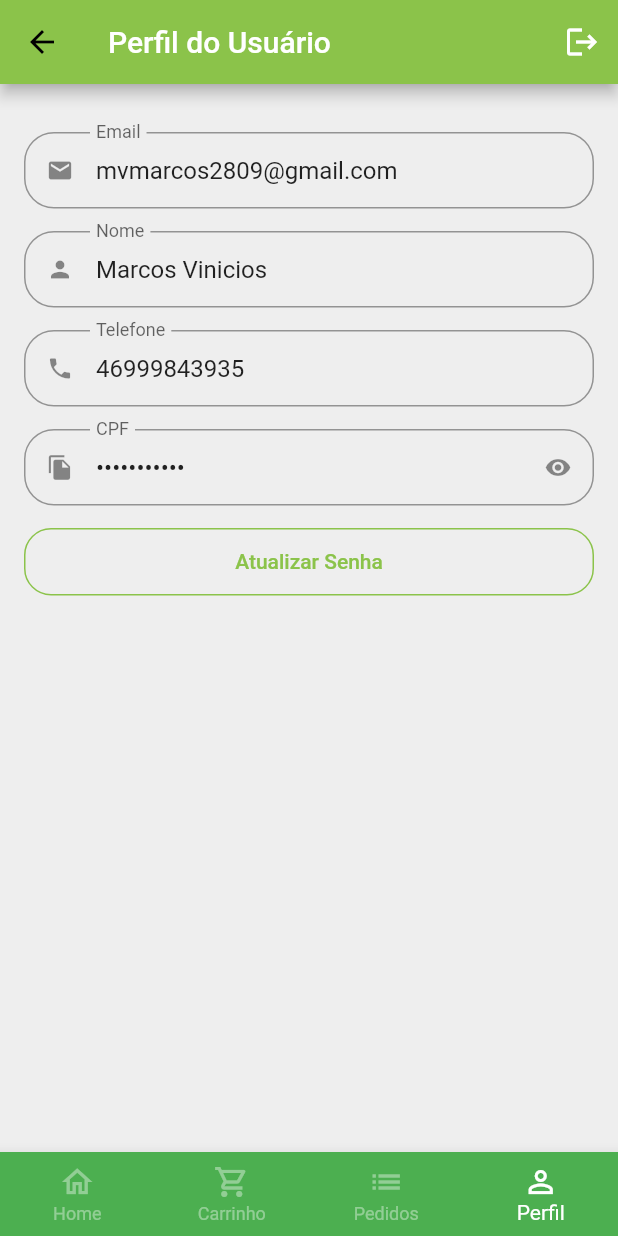
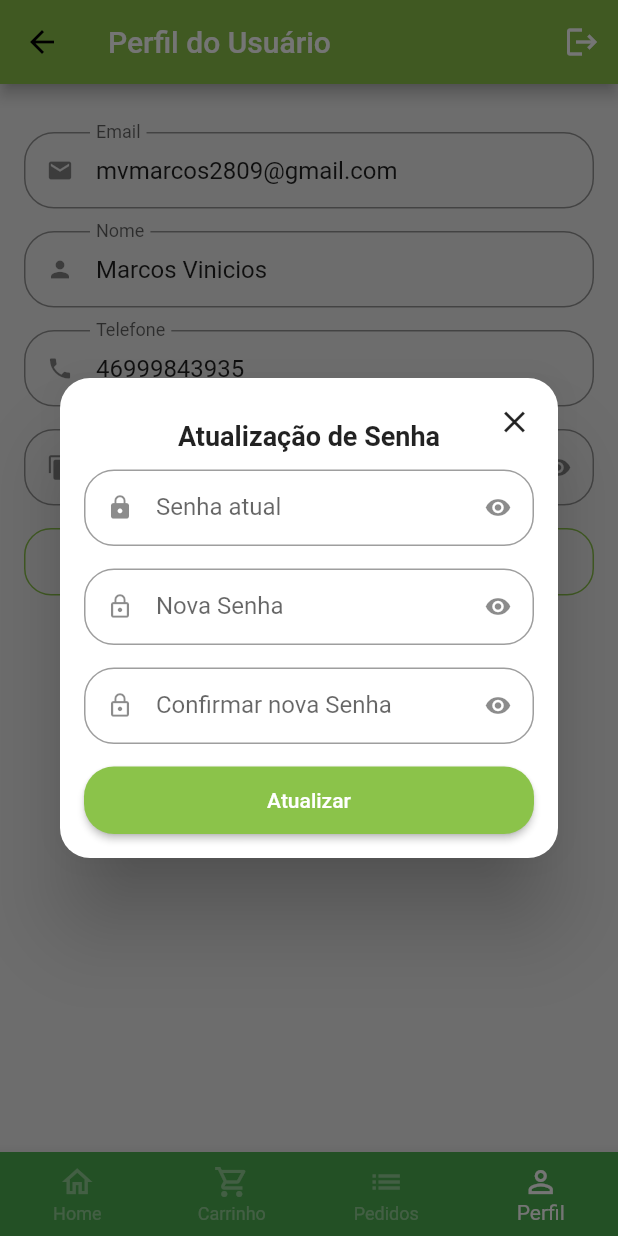
Before and after one commit to flutter-preview/ViniciosMarcos-GreenGrocer, a Flutter app: the BaseScreen screen opened directly, item 4 of the bottom bar chosen, after a tap on "Atualizar Senha", on a phone screen of 412 x 824 dp. Run offline on Flutter 3.47's test engine with Material 2 defaults, Android fonts, the phone set to English and light mode, and no system bars; our stand-ins replace animated_text_kit, badges, mask_text_input_formatter.

Commit message:
Continuação curso 21/06/2023 11:20

```diff
--- a/lib/src/config/app_data.dart
+++ b/lib/src/config/app_data.dart
@@ -1,5 +1,6 @@
 import 'package:greengrocer/src/models/cart_item_model.dart';
 import 'package:greengrocer/src/models/item_model.dart';
+import 'package:greengrocer/src/models/order_model.dart';
 import 'package:greengrocer/src/models/user_model.dart';
 
 ItemModel apple = ItemModel(
@@ -78,6 +79,20 @@
   phone: '46999843935',
   email: 'mvmarcos2809@gmail.com',
   cpf: '00000000191',
-  password: '102030',
+  password: '',
   name: 'Marcos Vinicios',
 );
+
+List<OrderModel> orders = [
+  OrderModel(
+    id: 'asd1fgh2jkl3',
+    createdDateTime: DateTime.parse('2023-06-21 10:00:00'),
+    overdueDateTime: DateTime.parse('2023-06-21 10:00:00'),
+    items: [
+      CartItemModel(item: apple, quantity: 2),
+    ],
+    status: 'pending_payment',
+    copyAndPaste: 'q1w2e3r4t5y6',
+    total: 0,
+  ),
+];
--- /dev/null
+++ b/lib/src/models/order_model.dart
@@ -0,0 +1,21 @@
+import 'package:greengrocer/src/models/cart_item_model.dart';
+
+class OrderModel {
+  String id;
+  DateTime createdDateTime;
+  DateTime overdueDateTime;
+  List<CartItemModel> items;
+  String status;
+  String copyAndPaste;
+  double total;
+
+  OrderModel({
+    required this.id,
+    required this.createdDateTime,
+    required this.overdueDateTime,
+    required this.items,
+    required this.status,
+    required this.copyAndPaste,
+    required this.total,
+  });
+}
--- a/lib/src/pages/base/base_screen.dart
+++ b/lib/src/pages/base/base_screen.dart
@@ -1,6 +1,7 @@
 import 'package:flutter/material.dart';
 import 'package:greengrocer/src/pages/cart/cart_tab.dart';
 import 'package:greengrocer/src/pages/home/home_tab.dart';
+import 'package:greengrocer/src/pages/orders/orders_tab.dart';
 import 'package:greengrocer/src/pages/profile/profile_tab.dart';
 
 class BaseScreen extends StatefulWidget {
@@ -20,10 +21,10 @@
       body: PageView(
         physics: const NeverScrollableScrollPhysics(),
         controller: pageController,
-        children: [
-          const HomeTab(),
-          const CartTab(),
-          Container(),
+        children: const [
+          HomeTab(),
+          CartTab(),
+          OrdersTab(),
           ProfileTab(),
         ],
       ),
--- a/lib/src/pages/home/home_tab.dart
+++ b/lib/src/pages/home/home_tab.dart
@@ -1,4 +1,4 @@
-import 'package:badges/badges.dart';
+import 'package:badges/badges.dart' as Badge;
 import 'package:flutter/material.dart';
 import 'package:greengrocer/src/config/custom_colors.dart';
 import 'package:greengrocer/src/pages/home/components/category_tile.dart';
@@ -54,7 +54,7 @@
             ),
             child: GestureDetector(
               onTap: () {},
-              child: Badge(
+              child: Badge.Badge(
                 badgeColor: CustomColors.customContrastColor,
                 badgeContent: const Text(
                   '2',
--- /dev/null
+++ b/lib/src/pages/orders/components/order_tile.dart
@@ -0,0 +1,46 @@
+import 'package:flutter/material.dart';
+import 'package:greengrocer/src/models/order_model.dart';
+import 'package:greengrocer/src/services/utils_services.dart';
+
+class OrderTile extends StatelessWidget {
+  final OrderModel order;
+
+  OrderTile({
+    super.key,
+    required this.order,
+  });
+
+  final UtilsServices utilsServices = UtilsServices();
+
+  @override
+  Widget build(BuildContext context) {
+    return Card(
+      shape: RoundedRectangleBorder(
+        borderRadius: BorderRadius.circular(20),
+      ),
+      child: Theme(
+        data: Theme.of(context).copyWith(dividerColor: Colors.transparent),
+        child: ExpansionTile(
+          title: Column(
+            mainAxisSize: MainAxisSize.min,
+            crossAxisAlignment: CrossAxisAlignment.start,
+            children: [
+              Text('Pedido: ${order.id}'),
+              Text(
+                utilsServices.formatDateTime(order.createdDateTime),
+                style: const TextStyle(
+                  fontSize: 12,
+                ),
+              ),
+            ],
+          ),
+          children: const [
+            SizedBox(
+              height: 100,
+            )
+          ],
+        ),
+      ),
+    );
+  }
+}
--- /dev/null
+++ b/lib/src/pages/orders/orders_tab.dart
@@ -0,0 +1,28 @@
+import 'package:flutter/material.dart';
+import 'package:greengrocer/src/config/app_data.dart' as app_data;
+import 'package:greengrocer/src/pages/orders/components/order_tile.dart';
+
+class OrdersTab extends StatelessWidget {
+  const OrdersTab({super.key});
+
+  @override
+  Widget build(BuildContext context) {
+    return Scaffold(
+      appBar: AppBar(
+        title: const Text(
+          'Pedidos',
+          style: TextStyle(
+            color: Colors.white,
+          ),
+        ),
+      ),
+      body: ListView.separated(
+        padding: const EdgeInsets.all(16),
+        physics: const BouncingScrollPhysics(),
+        separatorBuilder: (_, index) => const SizedBox(height: 10),
+        itemBuilder: (_, index) => OrderTile(order: app_data.orders[index]),
+        itemCount: app_data.orders.length,
+      ),
+    );
+  }
+}
--- a/lib/src/pages/profile/profile_tab.dart
+++ b/lib/src/pages/profile/profile_tab.dart
@@ -4,15 +4,21 @@
 import 'package:mask_text_input_formatter/mask_text_input_formatter.dart';
 import 'package:greengrocer/src/config/app_data.dart' as app_data;
 
-class ProfileTab extends StatelessWidget {
-  ProfileTab({super.key});
+class ProfileTab extends StatefulWidget {
+  const ProfileTab({super.key});
 
+  @override
+  State<ProfileTab> createState() => _ProfileTabState();
+}
+
+class _ProfileTabState extends State<ProfileTab> {
   final phoneFormatters = MaskTextInputFormatter(
     mask: '(##) # ####-####',
     filter: {
       '#': RegExp(r'[0-9]'),
     },
   );
+
   final cpfFormatters = MaskTextInputFormatter(
     mask: '###.###.###-##',
     filter: {
@@ -74,19 +80,106 @@
           SizedBox(
             height: 45,
             child: OutlinedButton(
-              onPressed: () {},
-              child: Text('Atualizar Senha'),
+              onPressed: () {
+                updatePassword();
+              },
               style: OutlinedButton.styleFrom(
-                  side: BorderSide(
-                    color: CustomColors.customSwatchColor,
-                  ),
-                  shape: RoundedRectangleBorder(
-                    borderRadius: BorderRadius.circular(18),
-                  )),
+                side: BorderSide(
+                  color: CustomColors.customSwatchColor,
+                ),
+                shape: RoundedRectangleBorder(
+                  borderRadius: BorderRadius.circular(18),
+                ),
+              ),
+              child: const Text('Atualizar Senha'),
             ),
           )
         ],
       ),
     );
   }
+
+  Future<bool?> updatePassword() {
+    return showDialog(
+      context: context,
+      builder: ((context) {
+        return Dialog(
+          shape: RoundedRectangleBorder(
+            borderRadius: BorderRadius.circular(20),
+          ),
+          child: Stack(
+            children: [
+              Padding(
+                padding: const EdgeInsets.all(16),
+                child: Column(
+                  crossAxisAlignment: CrossAxisAlignment.stretch,
+                  mainAxisSize: MainAxisSize.min,
+                  children: [
+                    //Titulo
+                    const Padding(
+                      padding: EdgeInsets.symmetric(
+                        vertical: 12,
+                      ),
+                      child: Text(
+                        'Atualização de Senha',
+                        textAlign: TextAlign.center,
+                        style: TextStyle(
+                          fontSize: 18,
+                          fontWeight: FontWeight.bold,
+                        ),
+                      ),
+                    ),
+                    //Senha atual
+                    const CustomTextField(
+                      icon: Icons.lock,
+                      label: 'Senha atual',
+                      isSecret: true,
+                    ),
+                    //Nova senha
+                    const CustomTextField(
+                      icon: Icons.lock_outline,
+                      label: 'Nova Senha',
+                      isSecret: true,
+                    ),
+                    //Confirmação de senha
+                    const CustomTextField(
+                      icon: Icons.lock_outline,
+                      label: 'Confirmar nova Senha',
+                      isSecret: true,
+                    ),
+                    //Botão de confirmação
+                    SizedBox(
+                      height: 45,
+                      child: ElevatedButton(
+                        style: ElevatedButton.styleFrom(
+                          shape: RoundedRectangleBorder(
+                            borderRadius: BorderRadius.circular(20),
+                          ),
+                        ),
+                        onPressed: () {},
+                        child: const Text(
+                          'Atualizar',
+                          style: TextStyle(color: Colors.white),
+                        ),
+                      ),
+                    )
+                  ],
+                ),
+              ),
+              Positioned(
+                top: 5,
+                right: 5,
+                child: IconButton(
+                  onPressed: () {
+                    Navigator.of(context).pop();
+                  },
+                  icon: const Icon(Icons.close),
+                ),
+              ),
+            ],
+          ),
+        );
+      }),
+    );
+  }
 }
--- a/lib/src/services/utils_services.dart
+++ b/lib/src/services/utils_services.dart
@@ -1,4 +1,5 @@
 import 'package:intl/intl.dart';
+import 'package:intl/date_symbol_data_local.dart';
 
 class UtilsServices {
   String priceToCurrency(double price) {
@@ -6,4 +7,10 @@
 
     return numberFormat.format(price);
   }
+
+  String formatDateTime(DateTime dateTime) {
+    initializeDateFormatting();
+    DateFormat dateFormat = DateFormat.yMd('pt_BR').add_Hm();
+    return dateFormat.format(dateTime);
+  }
 }
--- a/pubspec.yaml
+++ b/pubspec.yaml
@@ -38,7 +38,7 @@
   cupertino_icons: ^1.0.2
   animated_text_kit: ^4.2.1
   mask_text_input_formatter: ^2.0.0
-  badges: ^2.0.1
+  badges:
   intl: ^0.17.0
 
 dev_dependencies:
```
Also changed, not shown: pubspec.lock, 1 other file.
